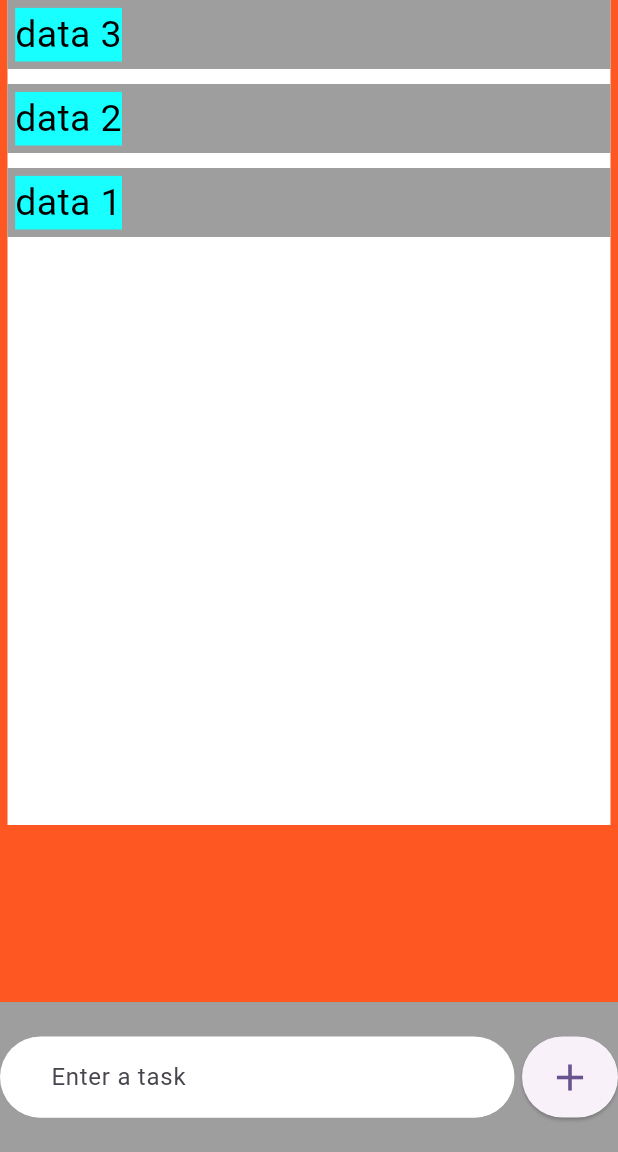
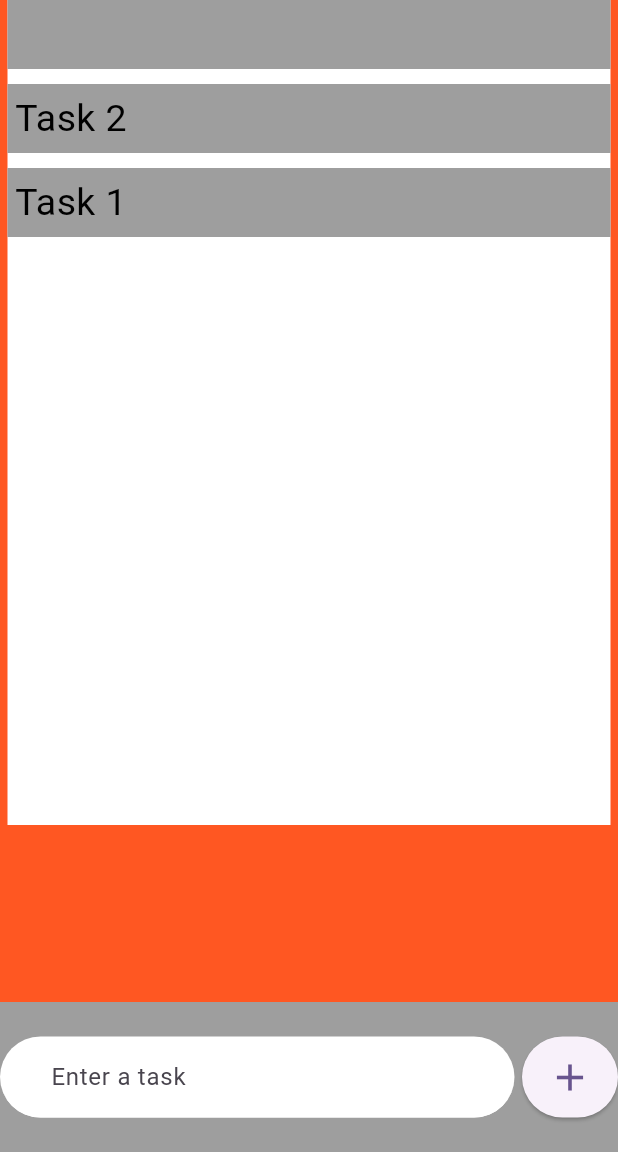
Before and after one commit to marufBS/todo-flutter-app, a Flutter app: the screen it shows after launch, after a tap on the "add" icon, on a phone screen of 412 x 824 dp, the part 84-1236 px from its top. Run offline on Flutter 3.47's test engine with Material 3 defaults, Android fonts, the phone set to English and light mode, and no system bars.

Commit message:
basic structure and function complete

```diff
--- a/lib/main.dart
+++ b/lib/main.dart
@@ -32,6 +32,29 @@ class MyHomePage extends StatefulWidget {
 class _MyHomePageState extends State<MyHomePage> {
   int _counter = 2;
 
+  TextEditingController taskController = TextEditingController();
+
+  var tasks = [
+    {
+      "id":1,
+      "text":"Task 1"
+    },{
+      "id":2,
+      "text":"Task 2"
+    },
+  ];
+
+  _addTask(){
+    setState(() {
+      tasks.add({
+        'id':tasks.length+1,
+        'text':taskController.text
+      });
+    });
+
+    taskController.clear();
+  }
+
   void _incrementCounter() {
     setState(() {
       _counter++;
@@ -58,18 +81,31 @@ class _MyHomePageState extends State<MyHomePage> {
               width: double.infinity,
               margin: EdgeInsets.fromLTRB(5.0, 0.0, 5.0, 0.0),
               child: ListView(
-                children: List.generate(_counter,(index)=>Column(
+                children: List.generate(
+                  tasks.reversed.toList().length,
+                    (index){
+                    var task = tasks.reversed.toList()[index];
+                    return Column(
                       crossAxisAlignment: CrossAxisAlignment.start,
                       children: [
                         Container(
+
                           color: Colors.grey,
                           width: double.infinity,
                           padding: EdgeInsets.all(5.0),
-                      child: Text("data ${index + 1}",style: TextStyle(backgroundColor: Colors.cyanAccent,color: Colors.black,fontSize: 25),),
+                          child: Text(
+                            task['text'].toString(),
+                            style: TextStyle(
+                                // backgroundColor: Colors.cyanAccent,
+                                color: Colors.black,fontSize: 25),
+                          ),
                         ),
                         SizedBox(height: 10), // 10 পিক্সেল গ্যাপ
                       ],
-                )).reversed.toList()
+                    );
+                    }
+
+                ),
               ),
             ),
             Expanded(
@@ -87,6 +123,7 @@ class _MyHomePageState extends State<MyHomePage> {
                         children: [
                           Expanded(
                             child: TextField(
+                              controller: taskController,
                               decoration: InputDecoration(
                                   contentPadding: const EdgeInsets.only(left: 30.0,top: 15.0,bottom: 15.0),
                                   border: OutlineInputBorder(
@@ -113,11 +150,7 @@ class _MyHomePageState extends State<MyHomePage> {
                                 shape: const StadiumBorder(),
                                 padding: EdgeInsets.symmetric(horizontal: 12, vertical: 12), // Adjust padding
                               ),
-                              onPressed: (){
-                                setState(() {
-                                  _counter++;
-                                });
-                              },
+                              onPressed: _addTask,
                               child: Icon(Icons.add,size: 30,)
                           )
                         ],
```
Lines whose indentation alone changed are shown as unchanged.
